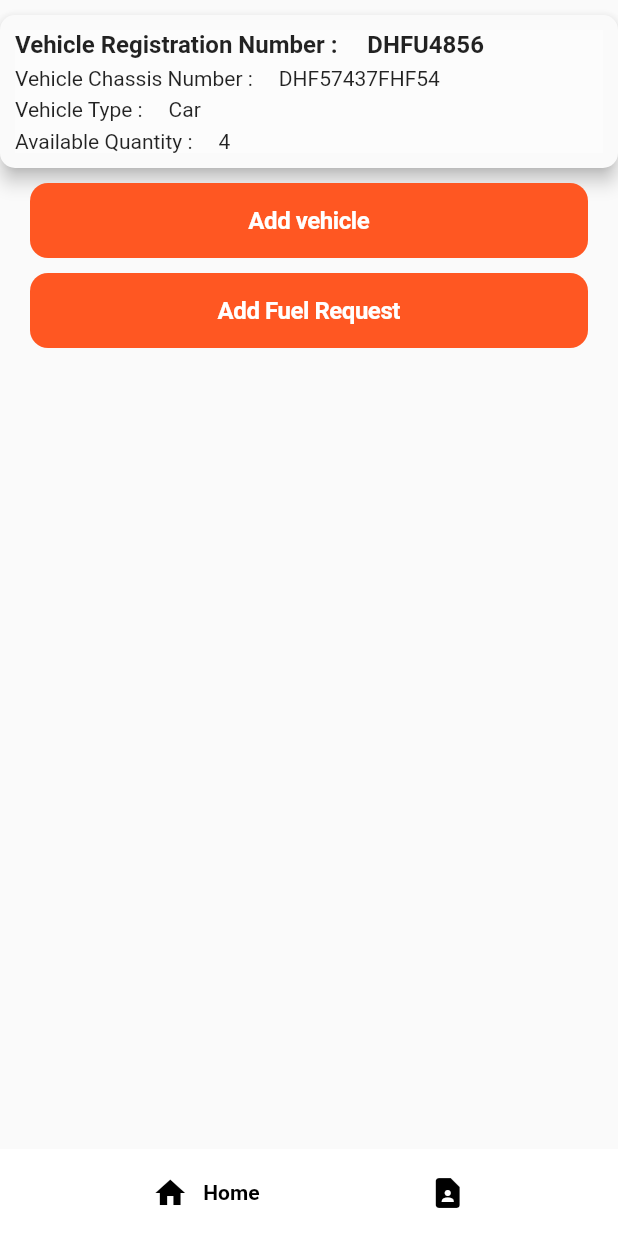
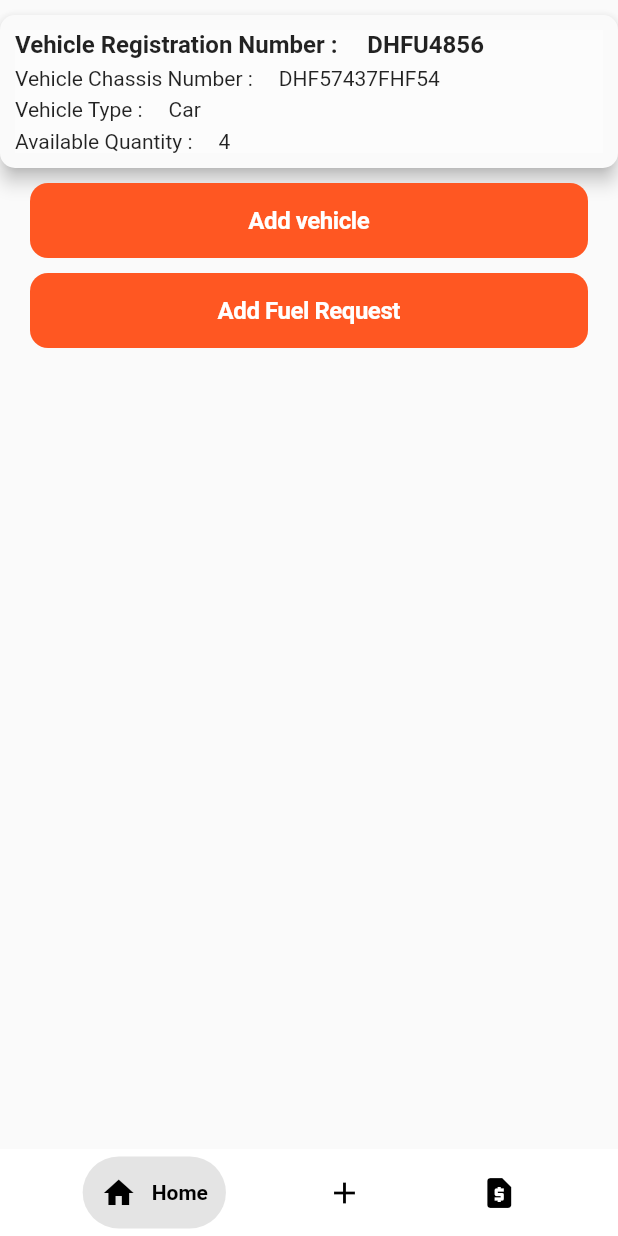
Before and after one commit to Kanishka-Git97/Power-Fuel-Client-App, a Flutter app: the HomeScreen screen opened directly, on a phone screen of 412 x 824 dp. Run offline on Flutter 3.47's test engine with Material 2 defaults, Android fonts, the phone set to English and light mode, and no system bars; drawn by our look-alikes of google_nav_bar; our stand-ins replace snippet_coder_utils.

Commit message:
created fuel request screen

```diff
--- a/lib/presentation/molecules/custom_bottom_navigation.dart
+++ b/lib/presentation/molecules/custom_bottom_navigation.dart
@@ -2,8 +2,9 @@
 
 import 'package:flutter/material.dart';
 import 'package:google_nav_bar/google_nav_bar.dart';
+import 'package:power_fuel_client_app/presentation/screens/fuel/request_fuel_screen.dart';
 
-import '../screens/Vehicle/add_vehicle.dart';
+import '../screens/Vehicle/add_vehicle_screen.dart';
 import '../screens/home_screen.dart';
 
 class CustomBottomNavigationBar extends StatefulWidget {
@@ -36,7 +37,7 @@ class _CustomBottomNavigationBarState extends State<CustomBottomNavigationBar> {
           backgroundColor: Colors.white,
           color: Colors.white,
           activeColor: Colors.black,
-          tabBackgroundColor: Colors.white,
+          tabBackgroundColor: Color.fromARGB(255, 228, 228, 228),
           gap: 10,
           padding: const EdgeInsets.symmetric(vertical: 12, horizontal: 12),
 
@@ -53,14 +54,27 @@ class _CustomBottomNavigationBarState extends State<CustomBottomNavigationBar> {
               },
             ),
             GButton(
-              icon: Icons.contact_page,
+              icon: Icons.add,
               iconColor: Colors.black,
-              text: 'Create',
+              text: 'Add Vehicle',
               onPressed: () {
                 Navigator.push(
                   context,
                   MaterialPageRoute(
-                    builder: (context) => const AddVehicle(),
+                    builder: (context) => const AddVehicleScreen(),
+                  ),
+                );
+              },
+            ),
+            GButton(
+              icon: Icons.request_page,
+              iconColor: Colors.black,
+              text: 'Request Fuel',
+              onPressed: () {
+                Navigator.push(
+                  context,
+                  MaterialPageRoute(
+                    builder: (context) => const RequestFuelScreen(),
                   ),
                 );
               },
--- a/lib/presentation/screens/home_screen.dart
+++ b/lib/presentation/screens/home_screen.dart
@@ -3,7 +3,7 @@ import 'package:power_fuel_client_app/constants/constants.dart';
 import 'package:power_fuel_client_app/presentation/atoms/primary_button.dart';
 import 'package:power_fuel_client_app/presentation/molecules/custom_bottom_navigation.dart';
 import 'package:power_fuel_client_app/presentation/molecules/vehicle_details_card.dart';
-import 'package:power_fuel_client_app/presentation/screens/Vehicle/add_vehicle.dart';
+import 'package:power_fuel_client_app/presentation/screens/Vehicle/add_vehicle_screen.dart';
 
 class HomeScreen extends StatefulWidget {
   const HomeScreen({Key? key}) : super(key: key);
@@ -33,7 +33,7 @@ class _HomeScreenState extends State<HomeScreen> {
                       onTap: () {
                         Navigator.push(
                           context,
-                          MaterialPageRoute(builder: (context) => const AddVehicle()),
+                          MaterialPageRoute(builder: (context) => const AddVehicleScreen()),
                         );
                       },
                       text: "Add vehicle",
```
Also changed, not shown: lib/presentation/screens/Vehicle/add_vehicle_screen.dart (renamed from lib/presentation/screens/Vehicle/add_vehicle.dart, +6 -4 lines), lib/presentation/screens/fuel/request_fuel_screen.dart (added, +10 -0 lines).
